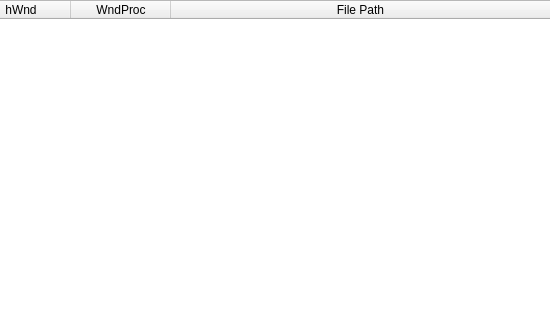
First picture: the form in qtNanomite/qtDLGWindowView.ui, repository zer0fl4g/Nanomite, before the edit; both pictures show x 330 to 880 and y 0 to 310 of the 880 by 310 pixel window.
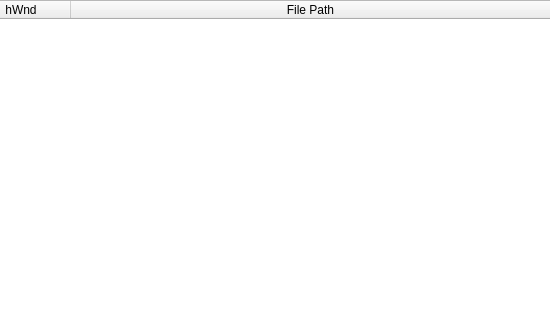
Second picture: the form after the edit. Icons and pictures are not drawn.

```diff
--- a/qtNanomite/qtDLGWindowView.ui
+++ b/qtNanomite/qtDLGWindowView.ui
@@ -76,11 +76,6 @@
         <string>hWnd</string>
        </property>
       </column>
-      <column>
-       <property name="text">
-        <string>WndProc</string>
-       </property>
-      </column>
       <column>
        <property name="text">
         <string>File Path</string>
```
